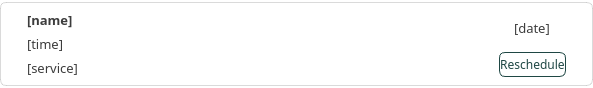
The window that ui/item_appointments.ui (karlito20/AdoraFlowProject) describes before a commit, drawn with Qt 5.
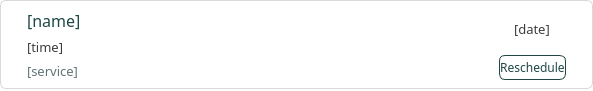
The same window after the commit.

The edit to the form file:
```diff
--- a/ui/item_appointments.ui
+++ b/ui/item_appointments.ui
@@ -496,7 +496,7 @@
     <number>0</number>
    </property>
    <property name="topMargin">
-    <number>2</number>
+    <number>0</number>
    </property>
    <property name="rightMargin">
     <number>0</number>
@@ -544,13 +544,13 @@
           <widget class="QLabel" name="name_label">
            <property name="font">
             <font>
-             <family>Slate</family>
-             <pointsize>10</pointsize>
-             <bold>true</bold>
+             <family>Slate Medium</family>
+             <pointsize>12</pointsize>
+             <bold>false</bold>
             </font>
            </property>
            <property name="styleSheet">
-            <string notr="true">color: rgb(60, 60, 60);</string>
+            <string notr="true">color: #1F4744;</string>
            </property>
            <property name="text">
             <string>[name]</string>
@@ -582,7 +582,8 @@
             </font>
            </property>
            <property name="styleSheet">
-            <string notr="true">color: rgb(60, 60, 60);</string>
+            <string notr="true">color: #607473;
+</string>
            </property>
            <property name="text">
             <string>[service]</string>
```
